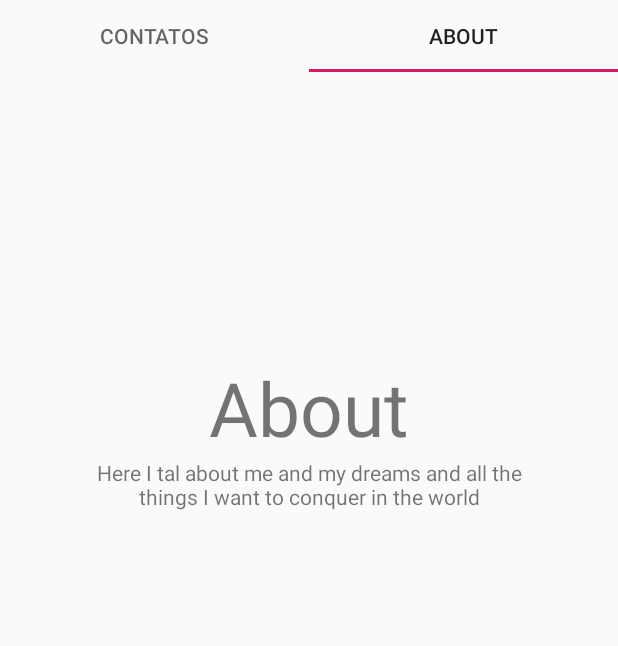
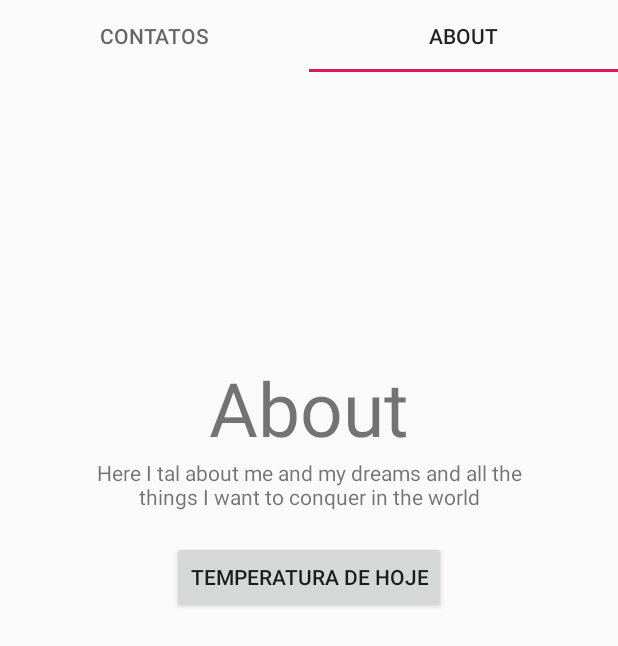
Before and after one commit to jacurban/Contacts, an Android app: the screen it shows after launch (MainActivity), tab 2 chosen, on a phone screen of 412 x 824 dp. Shown: the top 646 px of the screen. Run offline under Robolectric (Android 15) with nearby library versions, the phone set to English and light mode, and no system bars; our stand-ins replace Room's generated code.

```diff
--- a/app/build.gradle
+++ b/app/build.gradle
@@ -34,6 +34,7 @@ dependencies {
     def androidVer = "28.0.0"
     def roomVer = "1.1.1"
     def coroutineVer = "1.2.0"
+    def retrofitVer = "2.4.0"
 
     implementation fileTree(dir: 'libs', include: ['*.jar'])
     implementation "org.jetbrains.kotlin:kotlin-stdlib-jdk7:$kotlin_version"
@@ -49,6 +50,10 @@ dependencies {
     implementation "android.arch.persistence.room:runtime:$roomVer"
     kapt "android.arch.persistence.room:compiler:$roomVer"
 
+    //retrofit
+    implementation "com.squareup.retrofit2:retrofit:$retrofitVer"
+    implementation "com.squareup.retrofit2:converter-gson:$retrofitVer"
+
     testImplementation 'junit:junit:4.12'
     androidTestImplementation 'com.android.support.test:runner:1.0.2'
     androidTestImplementation 'com.android.support.test.espresso:espresso-core:3.0.2'
--- a/app/src/main/AndroidManifest.xml
+++ b/app/src/main/AndroidManifest.xml
@@ -1,6 +1,8 @@
 <?xml version="1.0" encoding="utf-8"?>
 <manifest xmlns:android="http://schemas.android.com/apk/res/android"
     package="com.jac.contacts">
+
+    <uses-permission android:name="android.permission.INTERNET"/>
 
     <application
         android:name=".core.App"
--- a/app/src/main/java/com/jac/contacts/core/App.kt
+++ b/app/src/main/java/com/jac/contacts/core/App.kt
@@ -2,12 +2,14 @@ package com.jac.contacts.core
 
 import android.app.Application
 import com.jac.contacts.persistence.ContactDB
+import com.jac.contacts.service.WeatherClient
 
 class App: Application() {
     override fun onCreate() {
         super.onCreate()
 
         ContactDB.initialize(this) //inicializar o banco de dados
+        WeatherClient.initialize()
 
         //ContactDB.instance.personDAO().'funçao que eu quero'
     }
--- /dev/null
+++ b/app/src/main/java/com/jac/contacts/data/Constants.kt
@@ -0,0 +1,6 @@
+package com.jac.contacts.data
+
+object Constants {
+    const val BaseUrl = "http://api.openweathermap.org/"
+    const val AppId = "2e65127e909e178d0af311a81f39948c"
+}
--- a/app/src/main/java/com/jac/contacts/persistence/ContactDB.kt
+++ b/app/src/main/java/com/jac/contacts/persistence/ContactDB.kt
@@ -13,7 +13,7 @@ abstract class ContactDB: RoomDatabase() {
 
     private fun ContactDB(){} // proibe criar uma instancia dessa classe fora dela
 
-    abstract fun personDAO(): PersonDAO
+    abstract fun personDAO(): PersonDAO // só ta aqui porque precisa dela por debaixo dos panos
 
     companion object {
         lateinit var instance: ContactDB //garantir unica instancia dessa classe
--- a/app/src/main/java/com/jac/contacts/scenes/about/About.kt
+++ b/app/src/main/java/com/jac/contacts/scenes/about/About.kt
@@ -1,8 +1,13 @@
 package com.jac.contacts.scenes.about
 
+import com.jac.contacts.model.WeatherResponse
 import com.jac.contacts.scenes.Scene
 
 interface About{
-    interface View: Scene.View {}
-    interface Presenter: Scene.Presenter {}
+    interface View: Scene.View {
+        fun loadWeather(weather: WeatherResponse?)
+    }
+    interface Presenter: Scene.Presenter {
+        fun getWeather()
+    }
 }
--- a/app/src/main/java/com/jac/contacts/scenes/about/AboutFragment.kt
+++ b/app/src/main/java/com/jac/contacts/scenes/about/AboutFragment.kt
@@ -5,10 +5,25 @@ import android.support.v4.app.Fragment
 import android.view.LayoutInflater
 import android.view.View
 import android.view.ViewGroup
+import android.widget.Toast
 import com.jac.contacts.R
+import com.jac.contacts.model.WeatherResponse
+import kotlinx.android.synthetic.main.fragment_about.*
 
 
 class AboutFragment : Fragment(), About.View {
+
+    override fun loadWeather(weather: WeatherResponse?) {
+        weather?.let {
+            val temperature = it.main?.temp
+            Toast.makeText(activity, "temperatura: ${temperature?.toString()}", Toast.LENGTH_SHORT).show()
+        } ?: run {
+            Toast.makeText(activity, "ERROR", Toast.LENGTH_LONG).show()
+        }
+
+        tempPB?.visibility = View.GONE
+        tempBTN?.isClickable = true
+    }
 
     private lateinit var presenter: About.Presenter
 
@@ -20,8 +35,16 @@ class AboutFragment : Fragment(), About.View {
     override fun onCreateView(
         inflater: LayoutInflater, container: ViewGroup?,
         savedInstanceState: Bundle?): View? {
-        val v = inflater.inflate(R.layout.fragment_about, container, false)
-        return v
+        return inflater.inflate(R.layout.fragment_about, container, false)
     }
 
+    override fun onViewCreated(view: View, savedInstanceState: Bundle?) {
+        super.onViewCreated(view, savedInstanceState)
+
+        tempBTN?.setOnClickListener {
+            tempPB?.visibility = View.VISIBLE
+            tempBTN.isClickable = false
+            presenter.getWeather()
+        }
+    }
 }
--- a/app/src/main/java/com/jac/contacts/scenes/about/AboutPresenter.kt
+++ b/app/src/main/java/com/jac/contacts/scenes/about/AboutPresenter.kt
@@ -1,5 +1,19 @@
 package com.jac.contacts.scenes.about
 
-class AboutPresenter (val view: About.View): About.Presenter {
+import com.jac.contacts.service.WeatherClient
+import kotlinx.coroutines.*
+import kotlin.coroutines.CoroutineContext
 
+class AboutPresenter (val view: About.View): About.Presenter, CoroutineScope {
+
+
+    override val coroutineContext: CoroutineContext = Dispatchers.Main + SupervisorJob()
+    private var job: Job? = null
+
+    override fun getWeather() {
+        job = launch {
+            val weather = withContext(Dispatchers.IO) { WeatherClient.instance.getCurrentWeatherData("-27.5375258", "-48.5070725") }
+            view.loadWeather(weather)
+        }
+    }
 }
--- /dev/null
+++ b/app/src/main/java/com/jac/contacts/service/WeatherApi.kt
@@ -0,0 +1,15 @@
+package com.jac.contacts.service
+
+import com.jac.contacts.model.WeatherResponse
+import retrofit2.Call
+import retrofit2.http.GET
+import retrofit2.http.Query
+
+interface WeatherApi {
+    @GET("data/2.5/weather?")
+    fun getCurrentWeatherData(
+        @Query("lat") lat: String,
+        @Query("lon") lon: String,
+        @Query("APPID") app_id: String
+    ): Call<WeatherResponse> // Call é uma das funções responsaveies por fazer a chamada pro servidor
+}
--- /dev/null
+++ b/app/src/main/java/com/jac/contacts/service/WeatherClient.kt
@@ -0,0 +1,46 @@
+package com.jac.contacts.service
+
+import android.util.Log
+import com.jac.contacts.data.Constants
+import com.jac.contacts.model.WeatherResponse
+import retrofit2.Retrofit
+import retrofit2.converter.gson.GsonConverterFactory
+import java.io.IOException
+
+class WeatherClient {
+
+    companion object { //singleton - only one instance
+        lateinit var instance: WeatherClient
+            private set
+
+        fun initialize() {
+            instance = WeatherClient()
+            instance.retrofit = Retrofit.Builder()
+                .baseUrl(Constants.BaseUrl)
+                .addConverterFactory(GsonConverterFactory.create())
+                .build()
+                .create(WeatherApi::class.java)
+        }
+    }
+
+    private lateinit var retrofit: WeatherApi
+
+    fun getCurrentWeatherData(lat: String, lon: String): WeatherResponse? {
+        val call = retrofit.getCurrentWeatherData(lat, lon, Constants.AppId)
+        try {
+            val response = call.execute()
+            if (response.isSuccessful) {
+                Log.d("LENA", "getWeatherData successful: ${response.body()?.toString()}")
+                return response.body()
+            } else {
+                Log.d("LENA", "getWeatherData Response Error: ${response.errorBody()?.toString()}")
+            }
+        } catch (e: IOException) {
+            Log.e("LENA", e.message)
+        } catch (e: RuntimeException) {
+            Log.e("LENA", e.message)
+        }
+
+        return null
+    }
+}
--- a/app/src/main/res/layout/fragment_about.xml
+++ b/app/src/main/res/layout/fragment_about.xml
@@ -20,5 +20,19 @@
         android:paddingEnd="60dp"
         android:textAlignment="center"/>
 
+    <Button
+        android:id="@+id/tempBTN"
+        android:layout_width="wrap_content"
+        android:layout_height="wrap_content"
+        android:layout_marginTop="20dp"
+        android:text="@string/temperatura_de_hoje"/>
+
+    <ProgressBar
+        android:id="@+id/tempPB"
+        android:layout_width="wrap_content"
+        android:layout_height="wrap_content"
+        android:layout_marginTop="20dp"
+        android:visibility="gone"/>
+
 
 </LinearLayout>
--- a/app/src/main/res/values/strings.xml
+++ b/app/src/main/res/values/strings.xml
@@ -14,6 +14,7 @@
     <string name="about">About</string>
     <string name="ipsum">Here I tal about me and my dreams and all the things I want to conquer in the world</string>
     <string name="list">Contatos</string>
+    <string name="temperatura_de_hoje">Temperatura de hoje</string>
 
 
 </resources>
```
Also changed, not shown: app/src/main/java/com/jac/contacts/model/WeatherResponse.kt (added, +86 -0 lines).
